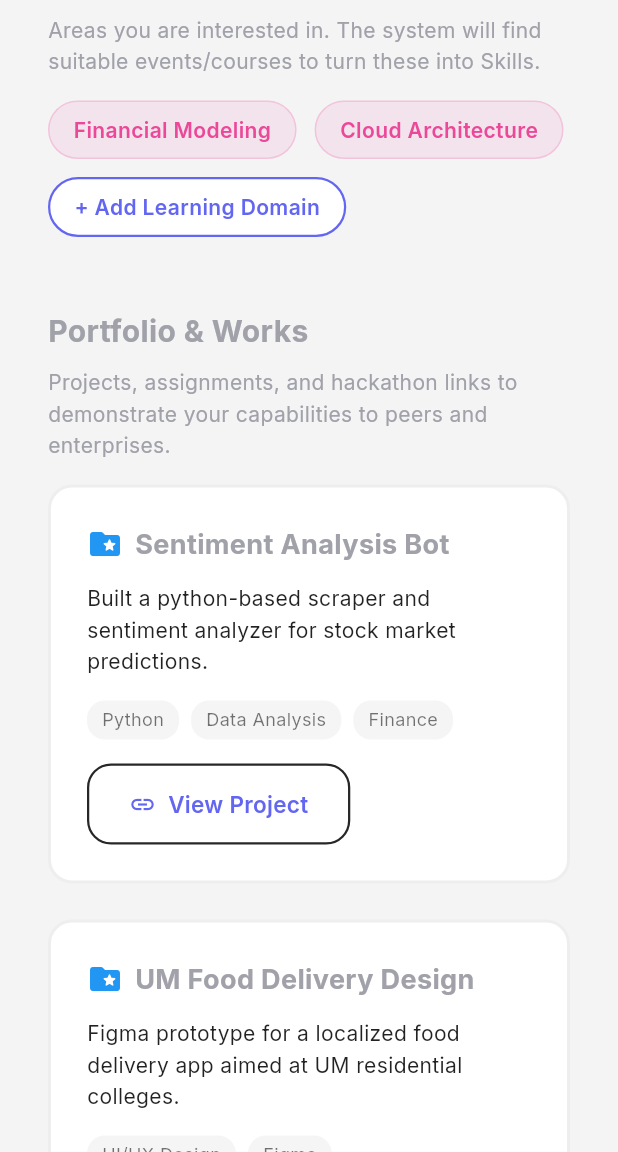
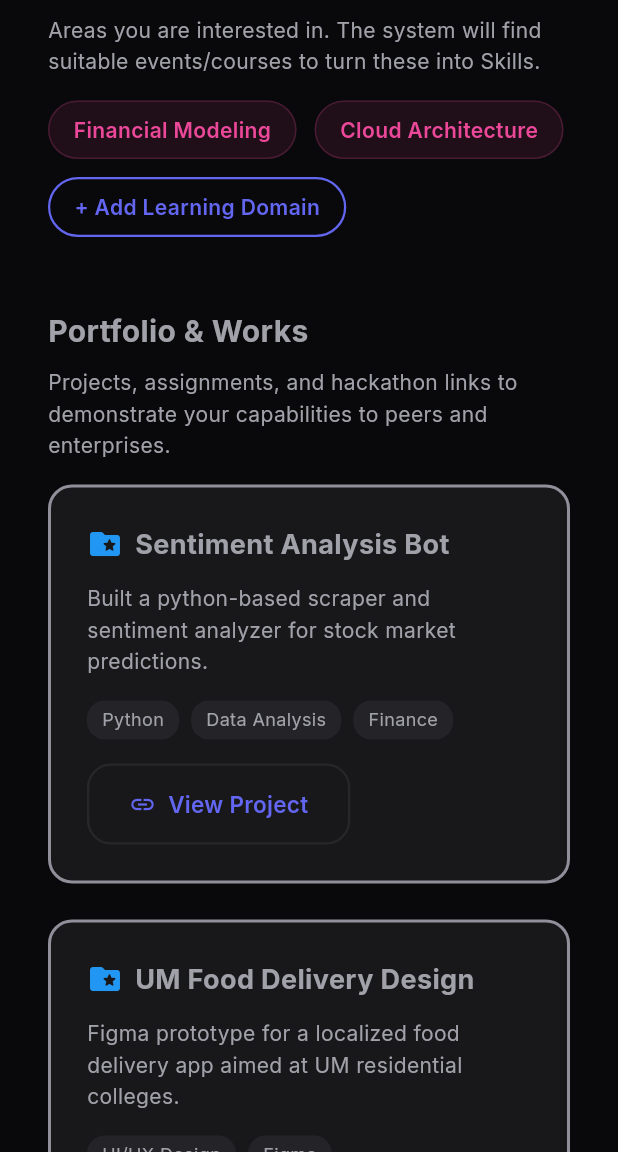
Before and after one commit to YJ0310/kitahack1.1, a Flutter app: the StudentProfileScreen screen opened by its route, scrolled down 1152 dp, on a phone screen of 412 x 824 dp, the part 84-1236 px from its top. Run offline on Flutter 3.47's test engine with Material 3 defaults, Android fonts, the phone set to English and light mode, and no system bars; our stand-ins replace flutter_animate, go_router, google_fonts.

Commit message:
feat(ui): add theme toggle and fix hardcoded white colors for dark mode

```diff
--- a/lib/screens/enterprise/candidate_search_screen.dart
+++ b/lib/screens/enterprise/candidate_search_screen.dart
@@ -85,7 +85,7 @@ class _CandidateCard extends StatelessWidget {
     return Container(
       padding: const EdgeInsets.all(24),
       decoration: BoxDecoration(
-        color: Colors.white,
+        color: Theme.of(context).cardTheme.color,
         borderRadius: BorderRadius.circular(16),
         boxShadow: [
           BoxShadow(
--- a/lib/screens/school/enterprise_network_screen.dart
+++ b/lib/screens/school/enterprise_network_screen.dart
@@ -58,7 +58,7 @@ class _CompanyCard extends StatelessWidget {
     return Container(
       width: 350,
       decoration: BoxDecoration(
-        color: Colors.white,
+        color: Theme.of(context).cardTheme.color,
         borderRadius: BorderRadius.circular(16),
         boxShadow: [
           BoxShadow(
--- a/lib/screens/school/publish_content_screen.dart
+++ b/lib/screens/school/publish_content_screen.dart
@@ -25,7 +25,7 @@ class PublishContentScreen extends StatelessWidget {
               constraints: const BoxConstraints(maxWidth: 800),
               padding: const EdgeInsets.all(32),
               decoration: BoxDecoration(
-                color: Colors.white,
+                color: Theme.of(context).cardTheme.color,
                 borderRadius: BorderRadius.circular(16),
                 boxShadow: [
                   BoxShadow(
--- a/lib/screens/student/student_dashboard_screen.dart
+++ b/lib/screens/student/student_dashboard_screen.dart
@@ -70,7 +70,7 @@ class _StudentDashboardScreenState extends State<StudentDashboardScreen> {
   @override
   Widget build(BuildContext context) {
     return Scaffold(
-      backgroundColor: AppTheme.backgroundColor,
+      backgroundColor: Theme.of(context).scaffoldBackgroundColor,
       body: SingleChildScrollView(
         padding: const EdgeInsets.all(32.0),
         child: Column(
@@ -175,7 +175,7 @@ class _AIActionRow extends StatelessWidget {
           Container(
             padding: const EdgeInsets.all(12),
             decoration: BoxDecoration(
-              color: Colors.white,
+              color: Theme.of(context).cardTheme.color,
               borderRadius: BorderRadius.circular(12),
               boxShadow: [
                 BoxShadow(
--- a/lib/screens/student/student_profile_screen.dart
+++ b/lib/screens/student/student_profile_screen.dart
@@ -15,7 +15,7 @@ class _StudentProfileScreenState extends State<StudentProfileScreen> {
   @override
   Widget build(BuildContext context) {
     return Scaffold(
-      backgroundColor: AppTheme.backgroundColor,
+      backgroundColor: Theme.of(context).scaffoldBackgroundColor,
       body: SingleChildScrollView(
         padding: const EdgeInsets.all(32.0),
         child: Column(
@@ -103,7 +103,7 @@ class _StudentProfileScreenState extends State<StudentProfileScreen> {
                   ExpansionPanel(
                     isExpanded: _isExpanded[0],
                     canTapOnHeader: true,
-                    backgroundColor: Colors.white,
+                    backgroundColor: Theme.of(context).cardTheme.color,
                     headerBuilder: (BuildContext context, bool isExpanded) {
                       return const ListTile(
                         leading: Icon(
@@ -178,7 +178,7 @@ class _StudentProfileScreenState extends State<StudentProfileScreen> {
                   ExpansionPanel(
                     isExpanded: _isExpanded[1],
                     canTapOnHeader: true,
-                    backgroundColor: Colors.white,
+                    backgroundColor: Theme.of(context).cardTheme.color,
                     headerBuilder: (BuildContext context, bool isExpanded) {
                       return const ListTile(
                         leading: Icon(Icons.code, color: AppTheme.accentOrange),
@@ -218,7 +218,7 @@ class _StudentProfileScreenState extends State<StudentProfileScreen> {
                   ExpansionPanel(
                     isExpanded: _isExpanded[2],
                     canTapOnHeader: true,
-                    backgroundColor: Colors.white,
+                    backgroundColor: Theme.of(context).cardTheme.color,
                     headerBuilder: (BuildContext context, bool isExpanded) {
                       return const ListTile(
                         leading: Icon(
@@ -328,7 +328,7 @@ class _StudentProfileScreenState extends State<StudentProfileScreen> {
     return Container(
       padding: const EdgeInsets.symmetric(horizontal: 16, vertical: 8),
       decoration: BoxDecoration(
-        color: isBorderOnly ? Colors.white : color.withValues(alpha: 0.1),
+        color: isBorderOnly ? Colors.transparent : color.withValues(alpha: 0.1),
         borderRadius: BorderRadius.circular(20),
         border: isBorderOnly
             ? Border.all(color: color, width: 1.5)
@@ -363,9 +363,9 @@ class _PortfolioCard extends StatelessWidget {
       width: 400,
       padding: const EdgeInsets.all(24),
       decoration: BoxDecoration(
-        color: Colors.white,
+        color: Theme.of(context).cardTheme.color,
         borderRadius: BorderRadius.circular(16),
-        border: Border.all(color: Colors.grey.shade200, width: 2),
+        border: Border.all(color: Theme.of(context).dividerColor, width: 2),
       ),
       child: Column(
         crossAxisAlignment: CrossAxisAlignment.start,
@@ -384,7 +384,7 @@ class _PortfolioCard extends StatelessWidget {
             ],
           ),
           const SizedBox(height: 12),
-          Text(description, style: const TextStyle(color: Colors.black87)),
+          Text(description),
           const SizedBox(height: 16),
           Wrap(
             spacing: 8,
@@ -397,14 +397,16 @@ class _PortfolioCard extends StatelessWidget {
                       vertical: 4,
                     ),
                     decoration: BoxDecoration(
-                      color: Colors.grey.shade100,
+                      color: Theme.of(
+                        context,
+                      ).dividerColor.withValues(alpha: 0.1),
                       borderRadius: BorderRadius.circular(12),
                     ),
                     child: Text(
                       tag,
-                      style: const TextStyle(
+                      style: TextStyle(
                         fontSize: 12,
-                        color: Colors.black54,
+                        color: Theme.of(context).textTheme.bodyMedium?.color,
                       ),
                     ),
                   ),
```
Also changed, not shown: lib/main.dart (+9 -1 lines), lib/screens/enterprise/enterprise_dashboard_screen.dart (+5 -5 lines), lib/screens/public/landing_screen.dart (+19 -2 lines), lib/screens/public/login_screen.dart (+11 -5 lines), lib/screens/school/school_dashboard_screen.dart (+3 -4 lines).
